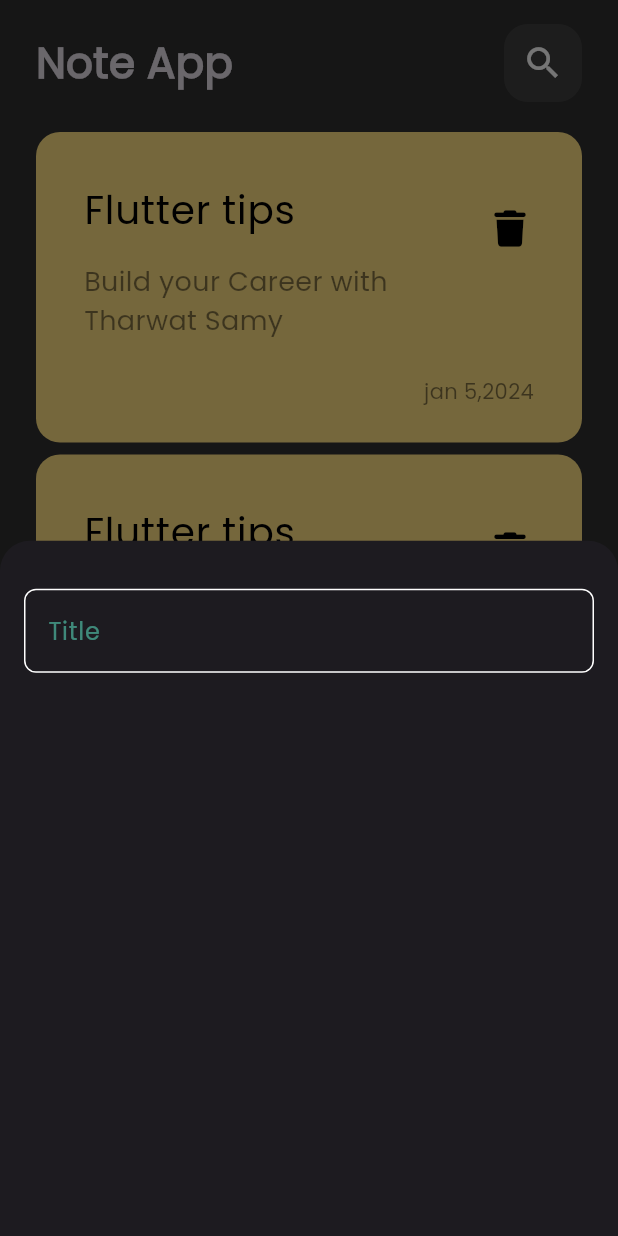
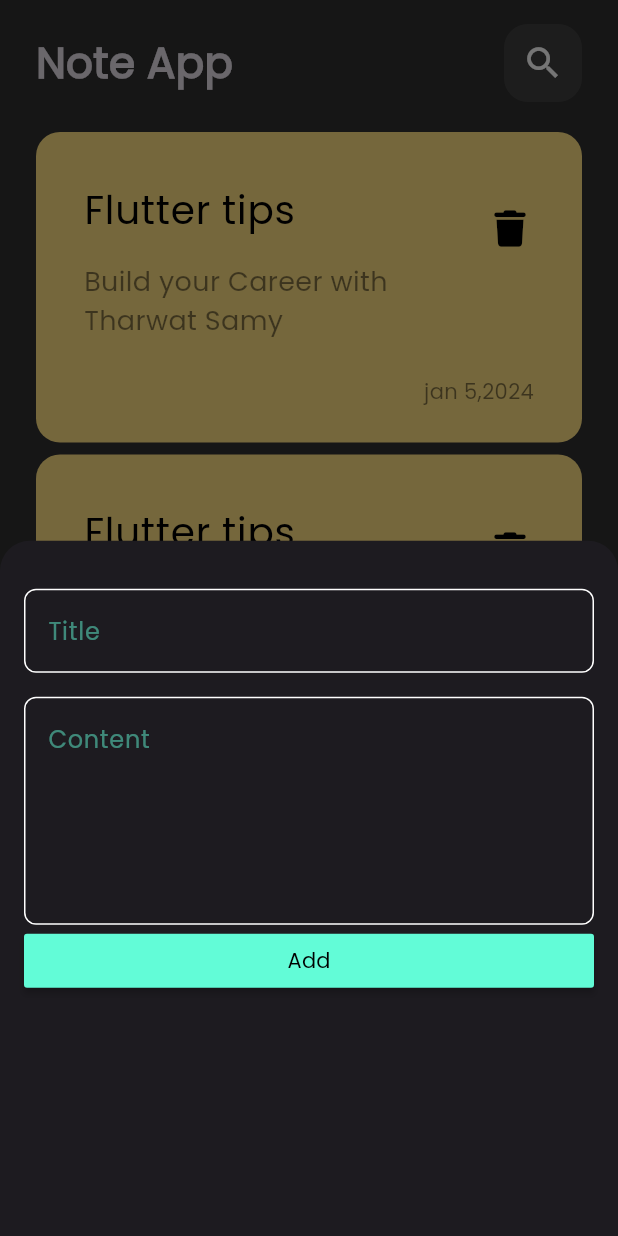
Before and after one commit to OmarWaled21/note_app, a Flutter app: the screen it shows after launch, after a tap on the "add" icon, on a phone screen of 412 x 824 dp. Run offline on Flutter 3.47's test engine with Material 3 defaults, Android fonts, the phone set to English and light mode, and no system bars; our stand-ins replace font_awesome_flutter.

Commit message:
make media query values extentions

```diff
--- /dev/null
+++ b/lib/constants/media_query_values_extintions.dart
@@ -0,0 +1,13 @@
+import 'package:flutter/material.dart';
+
+extension MediaQueryValues on BuildContext {
+  double get screenHeight => MediaQuery.sizeOf(this).height;
+  double get screenWidth => MediaQuery.sizeOf(this).width;
+
+  double get devicePixelRatio => MediaQuery.devicePixelRatioOf(this);
+  EdgeInsets get padding => MediaQuery.paddingOf(this);
+
+  Orientation get orientation => MediaQuery.orientationOf(this);
+  bool get isLandScape => orientation == Orientation.landscape;
+  bool get isPortrait => orientation == Orientation.portrait;
+}
--- a/lib/views/notes/widgets/add_note_bottom_sheet.dart
+++ b/lib/views/notes/widgets/add_note_bottom_sheet.dart
@@ -1,4 +1,6 @@
 import 'package:flutter/material.dart';
+import 'package:note_app_training/constants/colors.dart';
+import 'package:note_app_training/constants/media_query_values_extintions.dart';
 import 'package:note_app_training/views/notes/widgets/custom_text_field.dart';
 
 class AddNoteButtonSheet extends StatelessWidget {
@@ -10,9 +12,27 @@ class AddNoteButtonSheet extends StatelessWidget {
       padding: EdgeInsets.symmetric(vertical: 32, horizontal: 16),
       child: Column(
         children: [
-          CustomTextField(),
+          CustomTextField(hint: 'Title', maxLines: 1),
+          SizedBox(height: 16),
+          CustomTextField(hint: 'Content', maxLines: 5),
+          CustomBotton(),
         ],
       ),
     );
   }
 }
+
+class CustomBotton extends StatelessWidget {
+  const CustomBotton({super.key});
+
+  @override
+  Widget build(BuildContext context) {
+    return MaterialButton(
+      minWidth: context.screenWidth,
+      color: kCyanColor,
+      textColor: Colors.black,
+      onPressed: () {},
+      child: const Text('Add'),
+    );
+  }
+}
--- a/lib/views/notes/widgets/custom_text_field.dart
+++ b/lib/views/notes/widgets/custom_text_field.dart
@@ -2,17 +2,21 @@ import 'package:flutter/material.dart';
 import 'package:note_app_training/constants/colors.dart';
 
 class CustomTextField extends StatelessWidget {
-  const CustomTextField({super.key});
+  const CustomTextField({super.key, required this.hint, this.maxLines = 1});
+
+  final String hint;
+  final int maxLines;
 
   @override
   Widget build(BuildContext context) {
     return TextField(
       cursorColor: kCyanColor,
+      maxLines: maxLines,
       decoration: InputDecoration(
         border: buildBorder(),
         enabledBorder: buildBorder(),
         focusedBorder: buildBorder(color: kCyanColor),
-        hintText: 'Title',
+        hintText: hint,
         hintStyle: TextStyle(color: kCyanColor.withAlpha(125)),
       ),
     );
```
